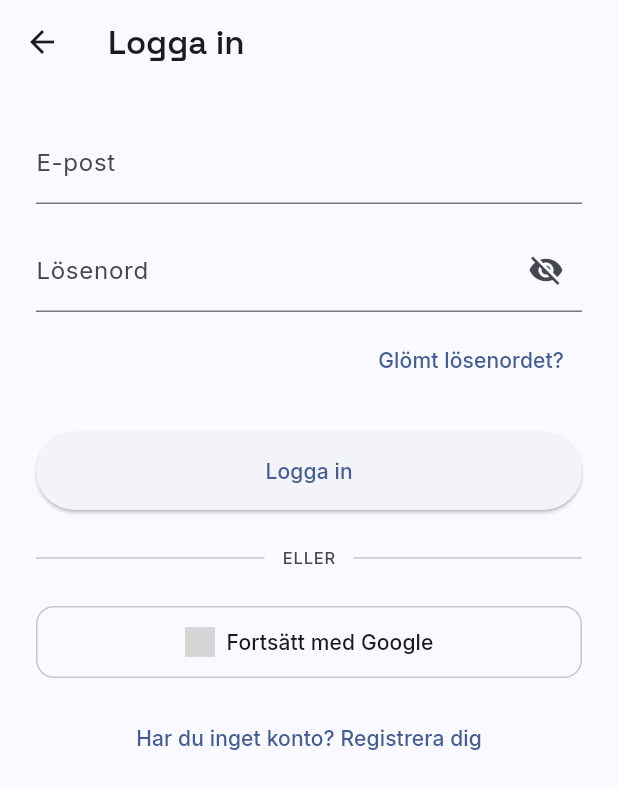
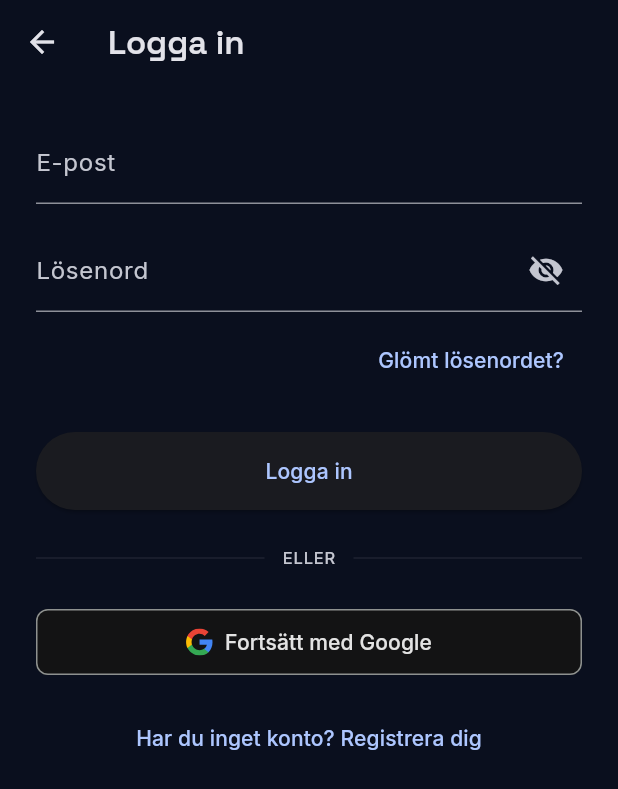
Before and after one commit to lemonbanan4/dealfinder, a Flutter app: the screen it shows after launch, after a tap on the "person outline" icon, on a phone screen of 412 x 824 dp. Shown: the top 789 px of the screen. Run offline on Flutter 3.47's test engine with Material 3 defaults, Android fonts, the phone set to English and light mode, and no system bars; our stand-ins replace cached_network_image, cloud_firestore, cloud_functions, firebase_analytics, firebase_auth, firebase_core and 14 more; missing offline and left inert: dart:js_interop, flutter_app_badger; accounts and stored records are empty; generated files the repository leaves out were written again; network calls fail; grey boxes are pictures that could not be loaded.

Commit message:
fix: brand-correct Google/Apple sign-in buttons, remove broken Theme setting
Google/Apple buttons weren't rendering right for two compounding reasons:
- assets/images/google_logo.png was never the Google "G" logo at all —
  it was mislabeled SVG/XML content of an unrelated abstract graphic
  (green/orange gradient orb), loaded via Image.asset (a raster decoder
  expecting PNG/JPEG/etc), which can't parse SVG markup. Replaced with a
  real google_logo.svg (the canonical 4-color "G" mark) loaded via
  SvgPicture.asset.
- Both buttons were styled with this app's own OutlinedButton/GlassColors
  conventions instead of each provider's actual brand spec. Rebuilt as
  dedicated _GoogleSignInButton (bg #131314, border #8E918F, text #E3E3E3
  per Google's dark button guidelines) and _AppleSignInButton (solid
  black, no border, white glyph/text per Apple's HIG) — fixed colors,
  not tied to app theme, same as any third-party brand button shouldn't
  be. Apple's button text also changed "Continue with Apple" ->
  "Sign in with Apple" per Apple's (stricter than Google's) guidelines.

Removed the Settings "Theme" row entirely rather than fixing its layout:
SegmentedSwitch<AppTheme> had 4 full-word segments (System/Light/Dark/
Amoled) crammed into a Row's unconstrained trailing slot — guaranteed
horizontal overflow on any normal-width screen, unlike the adjacent
Region/Currency rows (2-4 char segments, actually fit). But the deeper
issue: CLAUDE.md's design system is explicitly dark-mode only, and the
whole Liquid Glass aesthetic (GlassColors, backdrop blur, navy
translucent fills) was never built to support a light variant, so Light/
Amoled were never actually a supported feature, just an unfinished
control. app.dart now hard-locks themeMode: ThemeMode.dark and the light
ThemeData branch is gone; theme_provider.dart (AppTheme/ThemeNotifier)
deleted as now fully unused.

Co-Authored-By: Claude Sonnet 5 <noreply@anthropic.com>

```diff
--- a/lib/app.dart
+++ b/lib/app.dart
@@ -8,7 +8,6 @@ import 'package:flutter/foundation.dart';
 import 'package:google_fonts/google_fonts.dart';
 
 import 'widgets/adaptive_scaffold.dart';
-import 'features/settings/providers/theme_provider.dart';
 import 'features/deals/presentation/feed_page.dart' show regionProvider;
 import 'services/notification/fcm_service.dart';
 import 'features/settings/providers/cookie_consent_provider.dart';
@@ -93,7 +92,6 @@ class _PrisPulsAppState extends ConsumerState<PrisPulsApp>
 
   @override
   Widget build(BuildContext context) {
-    final appTheme = ref.watch(themeProvider);
     final region = ref.watch(regionProvider);
 
     // Listen to cookie consent changes to enable/disable analytics.
@@ -110,15 +108,6 @@ class _PrisPulsAppState extends ConsumerState<PrisPulsApp>
       });
     }
 
-    final themeMode = switch (appTheme) {
-      AppTheme.light => ThemeMode.light,
-      AppTheme.dark => ThemeMode.dark,
-      AppTheme.amoled => ThemeMode.dark,
-      AppTheme.system => ThemeMode.system,
-    };
-
-    final isAmoled = appTheme == AppTheme.amoled;
-
     return MaterialApp(
       title: 'PrisPuls',
       scrollBehavior: _AppScrollBehavior(),
@@ -126,18 +115,14 @@ class _PrisPulsAppState extends ConsumerState<PrisPulsApp>
       locale: _localeForRegion(region),
       localizationsDelegates: AppLocalizations.localizationsDelegates,
       supportedLocales: AppLocalizations.supportedLocales,
-      themeMode: themeMode,
-      theme: ThemeData(
-        pageTransitionsTheme: const PageTransitionsTheme(
-          builders: {TargetPlatform.android: CupertinoPageTransitionsBuilder()},
-        ),
-        colorScheme: ColorScheme.fromSeed(
-          seedColor: GlassColors.blue500,
-          brightness: Brightness.light,
-        ),
-        textTheme: _appTextTheme,
-        useMaterial3: true,
-      ),
+      // Dark-mode only by design (see CLAUDE.md's Design System) — the
+      // whole Liquid Glass aesthetic (GlassColors, backdrop blur, navy
+      // translucent fills) is built for a dark backdrop only, so there's
+      // no light ThemeData to switch to and no user-facing theme picker
+      // (it used to exist in Settings; removed for overflowing its row and
+      // for offering variants — Light/Amoled — this app was never actually
+      // designed to support).
+      themeMode: ThemeMode.dark,
       darkTheme: ThemeData(
         pageTransitionsTheme: const PageTransitionsTheme(
           builders: {TargetPlatform.android: CupertinoPageTransitionsBuilder()},
@@ -151,9 +136,7 @@ class _PrisPulsAppState extends ConsumerState<PrisPulsApp>
               surfaceContainer: GlassColors.surface,
               outlineVariant: GlassColors.glowBorder,
             ),
-        scaffoldBackgroundColor: isAmoled
-            ? Colors.black
-            : GlassColors.background,
+        scaffoldBackgroundColor: GlassColors.background,
         textTheme: _appTextTheme.apply(
           bodyColor: GlassColors.textBody,
           displayColor: GlassColors.textHeading,
--- a/lib/features/auth/presentation/login_page.dart
+++ b/lib/features/auth/presentation/login_page.dart
@@ -2,9 +2,9 @@ import 'package:firebase_auth/firebase_auth.dart';
 import 'package:flutter/foundation.dart' show kIsWeb;
 import 'package:flutter/material.dart';
 import 'package:flutter_riverpod/flutter_riverpod.dart';
+import 'package:flutter_svg/flutter_svg.dart';
 
 import '../../../l10n/app_localizations.dart';
-import '../../../theme/glass_colors.dart';
 import '../../deals/presentation/user.dart' as domain;
 import '../providers/auth_provider.dart';
 
@@ -219,7 +219,6 @@ class _LoginPageState extends ConsumerState<LoginPage> {
     final state = ref.watch(loginProvider);
     final notifier = ref.read(loginProvider.notifier);
     final theme = Theme.of(context);
-    final isDark = theme.brightness == Brightness.dark;
     final l10n = AppLocalizations.of(context)!;
 
     ref.listen<LoginState>(loginProvider, (previous, next) {
@@ -354,71 +353,21 @@ class _LoginPageState extends ConsumerState<LoginPage> {
                 ],
               ),
               const SizedBox(height: 24),
-              OutlinedButton.icon(
+              _GoogleSignInButton(
+                loading: _isGoogleLoading,
+                label: _isGoogleLoading
+                    ? l10n.signingIn
+                    : l10n.continueWithGoogle,
                 onPressed: _isGoogleLoading ? null : _signInWithGoogle,
-                icon: _isGoogleLoading
-                    ? SizedBox.square(
-                        dimension: 18,
-                        child: CircularProgressIndicator(
-                          strokeWidth: 2,
-                          color: isDark ? GlassColors.glowBorderHover : null,
-                        ),
-                      )
-                    : Image.asset('assets/images/google_logo.png', height: 20),
-                label: Text(
-                  _isGoogleLoading ? l10n.signingIn : l10n.continueWithGoogle,
-                ),
-                style: OutlinedButton.styleFrom(
-                  backgroundColor: isDark ? GlassColors.background : null,
-                  foregroundColor: isDark
-                      ? Colors.white
-                      : theme.colorScheme.onSurface,
-                  side: BorderSide(
-                    color: isDark
-                        ? GlassColors.glowBorder
-                        : theme.colorScheme.outlineVariant,
-                  ),
-                  padding: const EdgeInsets.symmetric(vertical: 14),
-                  shape: RoundedRectangleBorder(
-                    borderRadius: BorderRadius.circular(12),
-                  ),
-                ),
               ),
               if (kIsWeb) ...[
                 const SizedBox(height: 12),
-                OutlinedButton.icon(
+                _AppleSignInButton(
+                  loading: _isAppleLoading,
+                  label: _isAppleLoading
+                      ? l10n.signingIn
+                      : l10n.signInWithApple,
                   onPressed: _isAppleLoading ? null : _signInWithApple,
-                  icon: _isAppleLoading
-                      ? SizedBox.square(
-                          dimension: 18,
-                          child: CircularProgressIndicator(
-                            strokeWidth: 2,
-                            color: isDark ? GlassColors.glowBorderHover : null,
-                          ),
-                        )
-                      : Icon(
-                          Icons.apple,
-                          size: 20,
-                          color: isDark ? Colors.white : Colors.black,
-                        ),
-                  label: Text(
-                    _isAppleLoading ? l10n.signingIn : l10n.continueWithApple,
-                  ),
-                  style: OutlinedButton.styleFrom(
-                    backgroundColor: isDark ? GlassColors.background : null,
-                    foregroundColor: isDark
-                        ? Colors.white
-                        : theme.colorScheme.onSurface,
-                    side: BorderSide(
-                      color: isDark
-                          ? GlassColors.glowBorder
-                          : theme.colorScheme.outlineVariant,
-                    ),
-                    padding: const EdgeInsets.symmetric(vertical: 14),
-                    shape: RoundedRectangleBorder(
-                      borderRadius: BorderRadius.circular(12),
-                    ),
-                  ),
                 ),
               ],
               const SizedBox(height: 16),
@@ -435,3 +384,102 @@ class _LoginPageState extends ConsumerState<LoginPage> {
     );
   }
 }
+
+/// Google's official dark "Sign in with Google" button spec (background
+/// #131314, border #8E918F, text #E3E3E3, the real 4-color "G" mark) —
+/// fixed regardless of the app's own theme, same as any third-party
+/// brand button. Deliberately not built from this app's OutlinedButton/
+/// GlassColors conventions, which is what made the old version of this
+/// button (and the broken asset it pointed at — see google_logo.svg) not
+/// actually read as "the Google button" users expect.
+class _GoogleSignInButton extends StatelessWidget {
+  const _GoogleSignInButton({
+    required this.loading,
+    required this.label,
+    required this.onPressed,
+  });
+
+  final bool loading;
+  final String label;
+  final VoidCallback? onPressed;
+
+  static const _fill = Color(0xFF131314);
+  static const _border = Color(0xFF8E918F);
+  static const _text = Color(0xFFE3E3E3);
+
+  @override
+  Widget build(BuildContext context) {
+    return OutlinedButton.icon(
+      onPressed: onPressed,
+      icon: loading
+          ? const SizedBox.square(
+              dimension: 18,
+              child: CircularProgressIndicator(strokeWidth: 2, color: _text),
+            )
+          : SvgPicture.asset(
+              'assets/images/google_logo.svg',
+              height: 18,
+              width: 18,
+            ),
+      label: Text(
+        label,
+        style: const TextStyle(
+          color: _text,
+          fontWeight: FontWeight.w500,
+          fontSize: 14,
+        ),
+      ),
+      style: OutlinedButton.styleFrom(
+        backgroundColor: _fill,
+        side: const BorderSide(color: _border),
+        padding: const EdgeInsets.symmetric(vertical: 12),
+        shape: RoundedRectangleBorder(borderRadius: BorderRadius.circular(8)),
+      ),
+    );
+  }
+}
+
+/// Apple's official black "Sign in with Apple" button spec (solid black
+/// fill, no border, white glyph + text) — same "fixed regardless of app
+/// theme" reasoning as [_GoogleSignInButton].
+class _AppleSignInButton extends StatelessWidget {
+  const _AppleSignInButton({
+    required this.loading,
+    required this.label,
+    required this.onPressed,
+  });
+
+  final bool loading;
+  final String label;
+  final VoidCallback? onPressed;
+
+  @override
+  Widget build(BuildContext context) {
+    return OutlinedButton.icon(
+      onPressed: onPressed,
+      icon: loading
+          ? const SizedBox.square(
+              dimension: 18,
+              child: CircularProgressIndicator(
+                strokeWidth: 2,
+                color: Colors.white,
+              ),
+            )
+          : const Icon(Icons.apple, size: 20, color: Colors.white),
+      label: Text(
+        label,
+        style: const TextStyle(
+          color: Colors.white,
+          fontWeight: FontWeight.w600,
+          fontSize: 14,
+        ),
+      ),
+      style: OutlinedButton.styleFrom(
+        backgroundColor: Colors.black,
+        side: BorderSide.none,
+        padding: const EdgeInsets.symmetric(vertical: 12),
+        shape: RoundedRectangleBorder(borderRadius: BorderRadius.circular(8)),
+      ),
+    );
+  }
+}
--- a/lib/features/settings/providers/theme_provider.dart
+++ /dev/null
@@ -1,32 +0,0 @@
-import 'package:flutter_riverpod/flutter_riverpod.dart';
-import 'package:shared_preferences/shared_preferences.dart';
-
-enum AppTheme { system, light, dark, amoled }
-
-final themeProvider = NotifierProvider<ThemeNotifier, AppTheme>(
-  () => ThemeNotifier(),
-);
-
-class ThemeNotifier extends Notifier<AppTheme> {
-  static const _key = 'app_theme_pref';
-
-  @override
-  AppTheme build() {
-    _loadPref();
-    return AppTheme.system;
-  }
-
-  Future<void> _loadPref() async {
-    final prefs = await SharedPreferences.getInstance();
-    final index = prefs.getInt(_key);
-    if (index != null && index >= 0 && index < AppTheme.values.length) {
-      state = AppTheme.values[index];
-    }
-  }
-
-  Future<void> updateTheme(AppTheme mode) async {
-    state = mode;
-    final prefs = await SharedPreferences.getInstance();
-    await prefs.setInt(_key, mode.index);
-  }
-}
--- a/lib/l10n/app_localizations.dart
+++ b/lib/l10n/app_localizations.dart
@@ -664,41 +664,11 @@ abstract class AppLocalizations {
   /// **'Region'**
   String get regionLabel;
 
-  /// No description provided for @themeLabel.
-  ///
-  /// In en, this message translates to:
-  /// **'Theme'**
-  String get themeLabel;
-
   /// No description provided for @currencyLabel.
   ///
   /// In en, this message translates to:
   /// **'Currency'**
   String get currencyLabel;
-
-  /// No description provided for @themeSystem.
-  ///
-  /// In en, this message translates to:
-  /// **'System'**
-  String get themeSystem;
-
-  /// No description provided for @themeLight.
-  ///
-  /// In en, this message translates to:
-  /// **'Light'**
-  String get themeLight;
-
-  /// No description provided for @themeDark.
-  ///
-  /// In en, this message translates to:
-  /// **'Dark'**
-  String get themeDark;
-
-  /// No description provided for @themeAmoled.
-  ///
-  /// In en, this message translates to:
-  /// **'Amoled'**
-  String get themeAmoled;
 
   /// No description provided for @dataPrivacySection.
   ///
@@ -838,11 +808,11 @@ abstract class AppLocalizations {
   /// **'Continue with Google'**
   String get continueWithGoogle;
 
-  /// No description provided for @continueWithApple.
+  /// No description provided for @signInWithApple.
   ///
   /// In en, this message translates to:
-  /// **'Continue with Apple'**
-  String get continueWithApple;
+  /// **'Sign in with Apple'**
+  String get signInWithApple;
 
   /// No description provided for @noAccountSignUp.
   ///
```
Also changed, not shown: lib/features/settings/presentation/widgets/preferences_section.dart (+0 -18 lines), lib/l10n/app_en.arb (+1 -6 lines), lib/l10n/app_localizations_en.dart (+1 -16 lines), lib/l10n/app_localizations_nb.dart (+1 -16 lines), lib/l10n/app_localizations_sv.dart (+1 -16 lines), lib/l10n/app_nb.arb (+1 -6 lines), lib/l10n/app_sv.arb (+1 -6 lines), assets/images/google_logo.png (deleted), assets/images/google_logo.svg (added), 1 other file.
